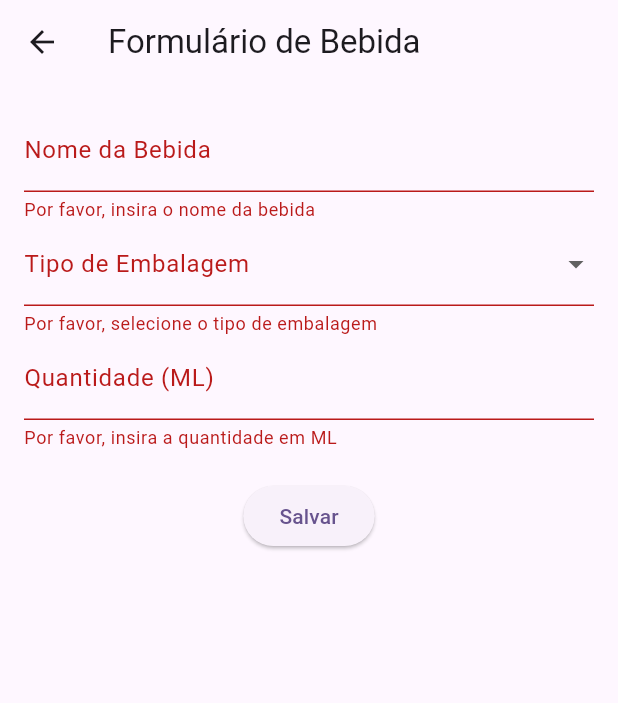
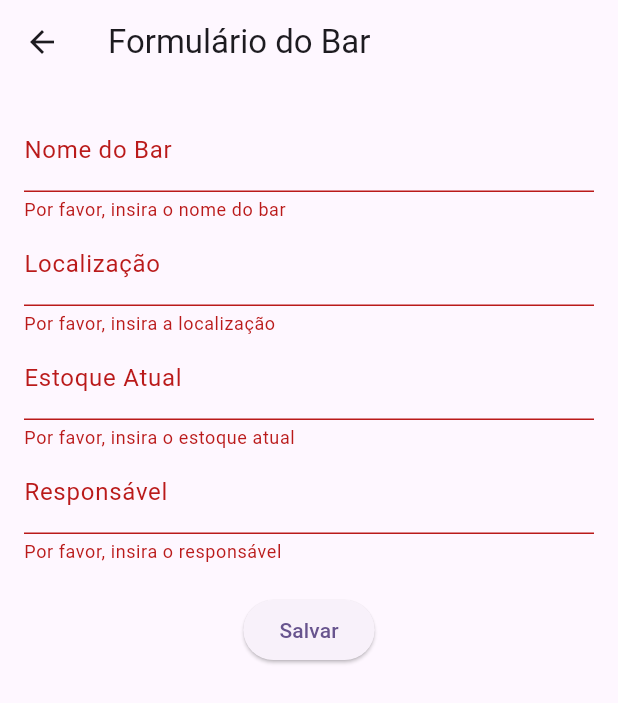
Before and after one commit to EduardorGermano/APP-controle-de-bar, a Flutter app: the Formulario screen opened by its route, after a tap on "Salvar", on a phone screen of 412 x 824 dp. Shown: the top 703 px of the screen. Run offline on Flutter 3.47's test engine with Material 3 defaults, Android fonts, the phone set to English and light mode, and no system bars; our stand-ins replace sqflite; accounts and stored records are empty.

Commit message:
Formulario do bar

```diff
--- a/lib/formulario.dart
+++ b/lib/formulario.dart
@@ -1,4 +1,5 @@
 import 'package:flutter/material.dart';
+import 'package:controle_de_bar/app/dominio/dto/dto_bar.dart';
 
 class Formulario extends StatefulWidget {
   @override
@@ -8,22 +9,32 @@ class Formulario extends StatefulWidget {
 class _FormularioState extends State<Formulario> {
   final _formKey = GlobalKey<FormState>();
   final _nomeController = TextEditingController();
-  final _mlController = TextEditingController();
-  String? _tipoEmbalagem;
+  final _localizacaoController = TextEditingController();
+  final _estoqueController = TextEditingController();
+  final _responsavelController = TextEditingController();
 
   @override
   void dispose() {
     _nomeController.dispose();
-    _mlController.dispose();
+    _localizacaoController.dispose();
+    _estoqueController.dispose();
+    _responsavelController.dispose();
     super.dispose();
   }
 
   void _submitForm() {
     if (_formKey.currentState!.validate()) {
-      // Processa os dados do formulário
-      print('Nome da Bebida: ${_nomeController.text}');
-      print('Tipo de Embalagem: $_tipoEmbalagem');
-      print('Quantidade (ML): ${_mlController.text}');
+      DTOBar novoBar = DTOBar(
+        nome: _nomeController.text,
+        localizacao: _localizacaoController.text,
+        estoqueAtual: int.parse(_estoqueController.text),
+        responsavel: _responsavelController.text,
+      );
+
+      print('Nome do Bar: ${novoBar.nome}');
+      print('Localização: ${novoBar.localizacao}');
+      print('Estoque Atual: ${novoBar.estoqueAtual}');
+      print('Responsável: ${novoBar.responsavel}');
     }
   }
 
@@ -31,7 +42,7 @@ class _FormularioState extends State<Formulario> {
   Widget build(BuildContext context) {
     return Scaffold(
       appBar: AppBar(
-        title: Text('Formulário de Bebida'),
+        title: Text('Formulário do Bar'),
       ),
       body: Padding(
         padding: const EdgeInsets.all(16.0),
@@ -41,44 +52,43 @@ class _FormularioState extends State<Formulario> {
             children: [
               TextFormField(
                 controller: _nomeController,
-                decoration: InputDecoration(labelText: 'Nome da Bebida'),
+                decoration: InputDecoration(labelText: 'Nome do Bar'),
                 validator: (value) {
                   if (value == null || value.isEmpty) {
-                    return 'Por favor, insira o nome da bebida';
-                  }
-                  return null;
-                },
-              ),
-              DropdownButtonFormField<String>(
-                decoration: InputDecoration(labelText: 'Tipo de Embalagem'),
-                value: _tipoEmbalagem,
-                items: ['Garrafa', 'Lata'].map((String value) {
-                  return DropdownMenuItem<String>(
-                    value: value,
-                    child: Text(value),
-                  );
-                }).toList(),
-                onChanged: (newValue) {
-                  setState(() {
-                    _tipoEmbalagem = newValue;
-                  });
-                },
-                validator: (value) {
-                  if (value == null || value.isEmpty) {
-                    return 'Por favor, selecione o tipo de embalagem';
+                    return 'Por favor, insira o nome do bar';
                   }
                   return null;
                 },
               ),
               TextFormField(
-                controller: _mlController,
-                decoration: InputDecoration(labelText: 'Quantidade (ML)'),
+                controller: _localizacaoController,
+                decoration: InputDecoration(labelText: 'Localização'),
+                validator: (value) {
+                  if (value == null || value.isEmpty) {
+                    return 'Por favor, insira a localização';
+                  }
+                  return null;
+                },
+              ),
+              TextFormField(
+                controller: _estoqueController,
+                decoration: InputDecoration(labelText: 'Estoque Atual'),
                 keyboardType: TextInputType.number,
                 validator: (value) {
                   if (value == null || value.isEmpty) {
-                    return 'Por favor, insira a quantidade em ML';
+                    return 'Por favor, insira o estoque atual';
                   } else if (int.tryParse(value) == null) {
                     return 'Insira um valor numérico válido';
+                  }
+                  return null;
+                },
+              ),
+              TextFormField(
+                controller: _responsavelController,
+                decoration: InputDecoration(labelText: 'Responsável'),
+                validator: (value) {
+                  if (value == null || value.isEmpty) {
+                    return 'Por favor, insira o responsável';
                   }
                   return null;
                 },
```
